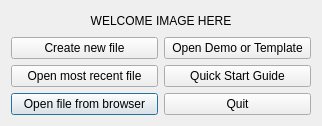
Old version of the form src/views/ui_files/dialogs/welcome_dialog.ui in the repository JakubFranek/Kapytal.
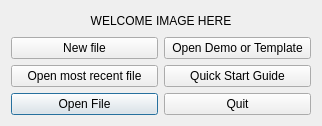
New version of the form.

The edit to the form file:
```diff
--- a/src/views/ui_files/dialogs/welcome_dialog.ui
+++ b/src/views/ui_files/dialogs/welcome_dialog.ui
@@ -44,7 +44,7 @@
      <item row="2" column="0">
       <widget class="QPushButton" name="openFilePushButton">
        <property name="text">
-        <string>Open file from browser</string>
+        <string>Open File</string>
        </property>
       </widget>
      </item>
@@ -65,7 +65,7 @@
      <item row="0" column="0">
       <widget class="QPushButton" name="createNewFilePushButton">
        <property name="text">
-        <string>Create new file</string>
+        <string>New file</string>
        </property>
       </widget>
      </item>
```
